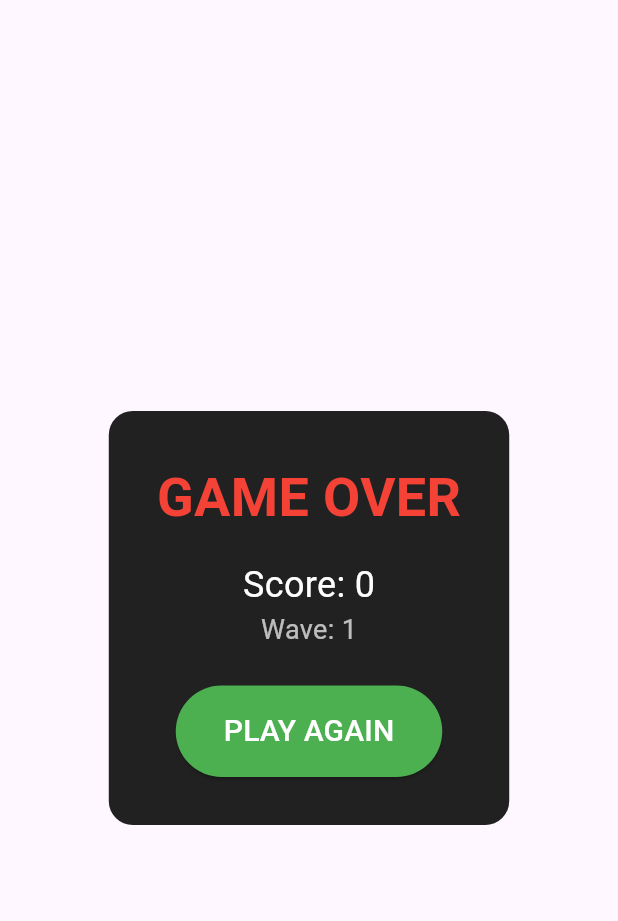
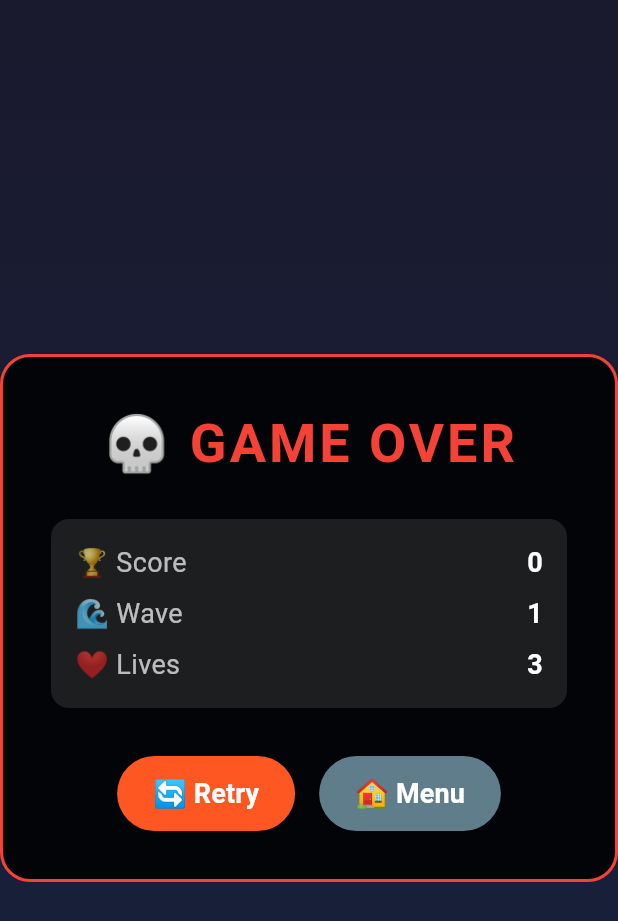
Before and after one commit to ahmetulukan/ball_bounce_blitz, a Flutter app: the GameOverScreen widget shown alone on an empty page, opened directly with empty values, on a phone screen of 412 x 824 dp. Shown: the top 921 px of the screen. Run offline on Flutter 3.47's test engine with Material 3 defaults, Android fonts, the phone set to English and light mode, and no system bars; missing offline and left inert: flame, flame_audio; statements that could not run were skipped.

Commit message:
✨ Game enhancements: main menu, sound effects, improved HUD and game over screen
- Added main menu with gradient background and how-to-play guide
- Integrated flame_audio for game sound effects (hit, powerup, wave, lose, gameover)
- Generated procedural audio files (wav format)
- Improved game over screen with stats display, retry and menu buttons
- Enhanced HUD with wave display and lives indicator
- Added startGame() method for menu integration

```diff
--- a/lib/game/components/ball.dart
+++ b/lib/game/components/ball.dart
@@ -74,6 +74,7 @@ class Ball extends CircleComponent with CollisionCallbacks {
 
     if (other is Enemy) {
       other.destroy();
+      gameRef.playSound('hit');
       if (isFireball) {
         speed = (speed + 20).clamp(baseSpeed, baseSpeed * 1.5);
         velocity = velocity.normalized() * speed;
@@ -82,6 +83,7 @@ class Ball extends CircleComponent with CollisionCallbacks {
 
     if (other is PowerUp) {
       gameRef.collectPowerUp(other.type);
+      gameRef.playSound('powerup');
       other.removeFromParent();
     }
   }
--- a/lib/game/ui/game_over_screen.dart
+++ b/lib/game/ui/game_over_screen.dart
@@ -8,57 +8,127 @@ class GameOverScreen extends StatelessWidget {
 
   @override
   Widget build(BuildContext context) {
-    return Center(
+    return Container(
+      decoration: const BoxDecoration(
+        gradient: LinearGradient(
+          begin: Alignment.topCenter,
+          end: Alignment.bottomCenter,
+          colors: [Color(0xFF1a1a2e), Color(0xFF16213e)],
+        ),
+      ),
+      child: Center(
         child: Container(
           padding: const EdgeInsets.all(32),
           decoration: BoxDecoration(
             color: Colors.black87,
-          borderRadius: BorderRadius.circular(16),
+            borderRadius: BorderRadius.circular(20),
+            border: Border.all(color: Colors.red, width: 2),
           ),
           child: Column(
             mainAxisSize: MainAxisSize.min,
             children: [
               const Text(
-              'GAME OVER',
+                '💀 GAME OVER',
                 style: TextStyle(
                   color: Colors.red,
                   fontSize: 36,
                   fontWeight: FontWeight.bold,
+                  letterSpacing: 2,
                 ),
               ),
-            const SizedBox(height: 16),
-            Text(
-              'Score: ${game.score}',
-              style: const TextStyle(
-                color: Colors.white,
-                fontSize: 24,
+              const SizedBox(height: 24),
+              Container(
+                padding: const EdgeInsets.all(16),
+                decoration: BoxDecoration(
+                  color: Colors.white10,
+                  borderRadius: BorderRadius.circular(12),
+                ),
+                child: Column(
+                  children: [
+                    _statRow('🏆 Score', '${game.score}'),
+                    const SizedBox(height: 8),
+                    _statRow('🌊 Wave', '${game.wave}'),
+                    const SizedBox(height: 8),
+                    _statRow('❤️ Lives', '${game.lives}'),
+                  ],
                 ),
               ),
+              const SizedBox(height: 32),
+              Row(
+                mainAxisSize: MainAxisSize.min,
+                children: [
+                  ElevatedButton(
+                    style: ElevatedButton.styleFrom(
+                      backgroundColor: const Color(0xFFFF5722),
+                      padding: const EdgeInsets.symmetric(horizontal: 24, vertical: 12),
+                      shape: RoundedRectangleBorder(
+                        borderRadius: BorderRadius.circular(25),
+                      ),
+                    ),
+                    onPressed: () {
+                      game.overlays.remove('GameOver');
+                      game.resetGame();
+                    },
+                    child: const Text(
+                      '🔄 Retry',
+                      style: TextStyle(
+                        color: Colors.white,
+                        fontSize: 18,
+                        fontWeight: FontWeight.bold,
+                      ),
+                    ),
+                  ),
+                  const SizedBox(width: 16),
+                  ElevatedButton(
+                    style: ElevatedButton.styleFrom(
+                      backgroundColor: Colors.blueGrey,
+                      padding: const EdgeInsets.symmetric(horizontal: 24, vertical: 12),
+                      shape: RoundedRectangleBorder(
+                        borderRadius: BorderRadius.circular(25),
+                      ),
+                    ),
+                    onPressed: () {
+                      game.overlays.remove('GameOver');
+                      game.overlays.add('MainMenu');
+                    },
+                    child: const Text(
+                      '🏠 Menu',
+                      style: TextStyle(
+                        color: Colors.white,
+                        fontSize: 18,
+                        fontWeight: FontWeight.bold,
+                      ),
+                    ),
+                  ),
+                ],
+              ),
+            ],
+          ),
+        ),
+      ),
+    );
+  }
+
+  Widget _statRow(String label, String value) {
+    return Row(
+      mainAxisAlignment: MainAxisAlignment.spaceBetween,
+      children: [
         Text(
-              'Wave: ${game.wave}',
+          label,
           style: const TextStyle(
             color: Colors.white70,
             fontSize: 18,
           ),
         ),
-            const SizedBox(height: 24),
-            ElevatedButton(
-              onPressed: () {
-                game.overlays.remove('GameOver');
-                game.resetGame();
-              },
-              style: ElevatedButton.styleFrom(
-                backgroundColor: Colors.green,
-                padding: const EdgeInsets.symmetric(horizontal: 32, vertical: 16),
-              ),
-              child: const Text(
-                'PLAY AGAIN',
-                style: TextStyle(fontSize: 20, color: Colors.white),
+        Text(
+          value,
+          style: const TextStyle(
+            color: Colors.white,
+            fontSize: 18,
+            fontWeight: FontWeight.bold,
           ),
         ),
       ],
-        ),
-      ),
     );
   }
 }
--- a/lib/main.dart
+++ b/lib/main.dart
@@ -3,6 +3,7 @@ import 'package:flutter/material.dart';
 import 'game/ball_bounce_game.dart';
 import 'game/ui/game_over_screen.dart';
 import 'game/ui/hud_widget.dart';
+import 'game/ui/main_menu_screen.dart';
 
 void main() {
   WidgetsFlutterBinding.ensureInitialized();
@@ -22,8 +23,9 @@ class BallBounceApp extends StatelessWidget {
         overlayBuilderMap: {
           'GameOver': (context, game) => GameOverScreen(game: game),
           'Hud': (context, game) => HudWidget(game: game),
+          'MainMenu': (context, game) => MainMenuScreen(game: game),
         },
-        initialActiveOverlays: const ['Hud'],
+        initialActiveOverlays: const ['MainMenu'],
       ),
     );
   }
--- a/pubspec.yaml
+++ b/pubspec.yaml
@@ -24,3 +24,6 @@ dev_dependencies:
 
 flutter:
   uses-material-design: true
+
+  assets:
+    - assets/audio/
```
Also changed, not shown: lib/game/ball_bounce_game.dart (+26 -1 lines), lib/game/ui/hud_widget.dart (+49 -31 lines), lib/game/ui/main_menu_screen.dart (added, +106 -0 lines), 5 other files. Lines whose indentation alone changed are shown as unchanged.
